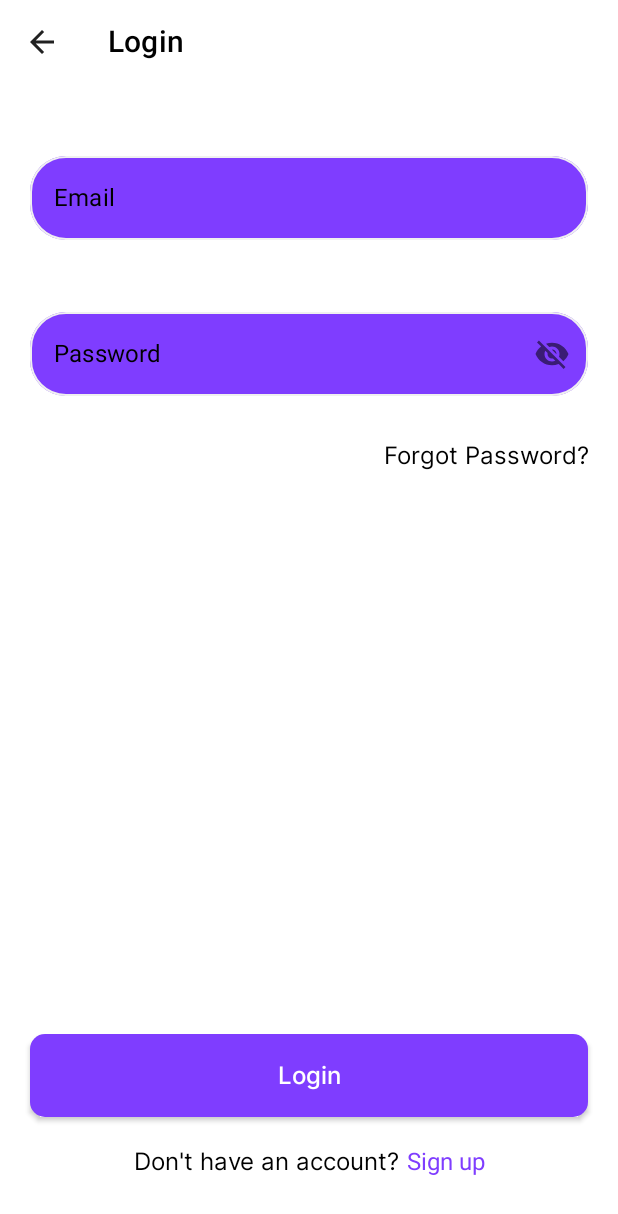
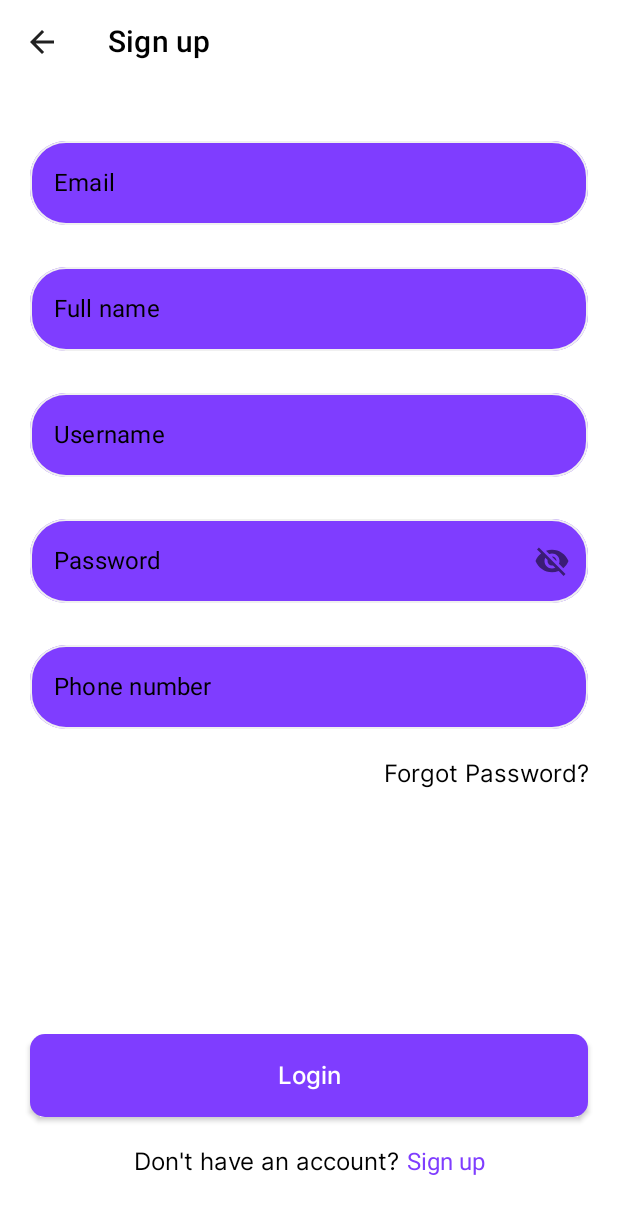
Before and after one commit to misterjedu/notalon, an Android app built with Jetpack Compose: the screen it shows after launch (MainActivity), after a tap on "Get Started", on a phone screen of 412 x 824 dp. Shown: the top 1214 px of the screen. Run offline under Robolectric (Android 15) with nearby library versions, the light colour scheme and no system bars.

Commit message:
signup form fields created

```diff
--- /dev/null
+++ b/app/src/main/java/ng/com/jedun/notalon/ui/auth/SignupFragment.kt
@@ -0,0 +1,170 @@
+package ng.com.jedun.notalon.ui.auth
+
+import android.os.Bundle
+import androidx.fragment.app.Fragment
+import android.view.LayoutInflater
+import android.view.View
+import android.view.ViewGroup
+import android.widget.Toast
+import androidx.compose.foundation.layout.*
+import androidx.compose.material.MaterialTheme
+import androidx.compose.material.Text
+import androidx.compose.runtime.getValue
+import androidx.compose.runtime.mutableStateOf
+import androidx.compose.runtime.saveable.rememberSaveable
+import androidx.compose.runtime.setValue
+import androidx.compose.ui.Alignment
+import androidx.compose.ui.Modifier
+import androidx.compose.ui.platform.ComposeView
+import androidx.compose.ui.res.stringResource
+import androidx.compose.ui.text.input.KeyboardType
+import androidx.compose.ui.text.style.TextAlign
+import androidx.compose.ui.unit.dp
+import androidx.navigation.fragment.findNavController
+import ng.com.jedun.notalon.R
+import ng.com.jedun.notalon.ui.composables.*
+import ng.com.jedun.notalon.ui.theme.NotalonTheme
+import ng.com.jedun.notalon.util.*
+
+
+class SignupFragment : Fragment() {
+
+    override fun onCreateView(
+        inflater: LayoutInflater, container: ViewGroup?,
+        savedInstanceState: Bundle?
+    ): View? {
+        val view = inflater.inflate(R.layout.fragment_signup, container, false)
+
+        view.findViewById<ComposeView>(R.id.fragment_signup_compose_view).setContent {
+            var email by rememberSaveable { mutableStateOf("") }
+            var name by rememberSaveable { mutableStateOf("") }
+            var username by rememberSaveable { mutableStateOf("") }
+            var password by rememberSaveable { mutableStateOf("") }
+            var phoneNumber by rememberSaveable { mutableStateOf("") }
+
+            NotalonTheme {
+                Column(
+                    modifier = Modifier
+                        .fillMaxSize(),
+                    verticalArrangement = Arrangement.SpaceBetween
+                ) {
+
+                    Column(
+                        horizontalAlignment = Alignment.CenterHorizontally,
+                    ) {
+                        //AppBar
+                        StandardNavigateUpAppBar(stringResource(R.string.sign_up)) {
+                            findNavController().popBackStack()
+                        }
+
+                        Column(
+                            verticalArrangement = Arrangement.SpaceBetween
+                        ) {
+
+                            Column(
+                                modifier = Modifier.padding(20.dp),
+                            ) {
+
+                                //Email
+                                SimpleOutlinedTextFieldSample(
+                                    "Email",
+                                    email,
+                                    placeholder = "abc@gmail.com",
+                                    keyboardType = KeyboardType.Email,
+                                    validator = validateEmail(email)
+                                ) {
+                                    email = it
+                                }
+
+                                //Full name
+                                SimpleOutlinedTextFieldSample(
+                                    "Full name",
+                                    name,
+                                    placeholder = "Ada Moyo",
+                                    keyboardType = KeyboardType.Text,
+                                    validator = validateFullName(name)
+                                ) {
+                                    name = it
+                                }
+
+                                //Username
+                                SimpleOutlinedTextFieldSample(
+                                    "Username",
+                                    username,
+                                    placeholder = "adayo",
+                                    keyboardType = KeyboardType.Text,
+                                    validator = validateUserName(username)
+                                ) {
+                                    username = it
+                                }
+
+                                //Password
+                                SimpleOutlinedTextFieldSample(
+                                    "Password",
+                                    password,
+                                    true,
+                                    placeholder = "********",
+                                    keyboardType = KeyboardType.Password,
+                                    validator = validatePassword(password)
+                                ) {
+                                    password = it
+                                }
+
+                                //Phone Number
+                                SimpleOutlinedTextFieldSample(
+                                    "Phone number",
+                                    phoneNumber,
+                                    placeholder = "08012345678",
+                                    keyboardType = KeyboardType.Phone,
+                                    validator = validatePhoneNumber(phoneNumber)
+                                ) {
+                                    phoneNumber = it
+                                }
+
+                                //Forgot password
+                                Text(
+                                    text = stringResource(R.string.forgot_password),
+                                    textAlign = TextAlign.End,
+                                    style = MaterialTheme.typography.body1,
+                                    modifier = Modifier
+                                        .fillMaxWidth()
+                                        .padding(vertical = 10.dp),
+                                )
+                            }
+                        }
+                    }
+
+
+                    Column(modifier = Modifier.padding(20.dp)) {
+
+                        NotalonButton(
+                            onClick = {
+                                Toast.makeText(
+                                    requireContext(),
+                                    "Hello",
+                                    Toast.LENGTH_SHORT
+                                ).show()
+                            },
+                            buttonType = NotalonButtonType.MATCHPARENT,
+                            text = stringResource(R.string.log_in)
+                        )
+
+                        AnnotatedClickableText(
+                            stringResource(id = R.string.dont_have_account_sign_up),
+                            stringResource(id = R.string.sign_up),
+                        ) {
+                            Toast.makeText(requireContext(), "Span", Toast.LENGTH_SHORT).show()
+                        }
+                    }
+                }
+            }
+
+
+
+        }
+
+        return view
+    }
+
+
+}
--- a/app/src/main/java/ng/com/jedun/notalon/ui/auth/WalkThroughFragment.kt
+++ b/app/src/main/java/ng/com/jedun/notalon/ui/auth/WalkThroughFragment.kt
@@ -6,6 +6,7 @@ import android.view.View
 import android.view.ViewGroup
 import androidx.compose.foundation.Image
 import androidx.compose.foundation.layout.*
+import androidx.compose.foundation.text.ClickableText
 import androidx.compose.material.MaterialTheme
 import androidx.compose.material.Text
 import androidx.compose.ui.Alignment
@@ -15,6 +16,8 @@ import androidx.compose.ui.layout.ContentScale
 import androidx.compose.ui.platform.ComposeView
 import androidx.compose.ui.res.painterResource
 import androidx.compose.ui.res.stringResource
+import androidx.compose.ui.text.AnnotatedString
+import androidx.compose.ui.text.TextStyle
 import androidx.compose.ui.text.style.TextAlign
 import androidx.compose.ui.unit.dp
 import androidx.fragment.app.Fragment
@@ -22,8 +25,9 @@ import androidx.navigation.fragment.findNavController
 import ng.com.jedun.notalon.R
 import ng.com.jedun.notalon.ui.composables.*
 import ng.com.jedun.notalon.ui.theme.NotalonTheme
+import ng.com.jedun.notalon.ui.theme.text_normal
 
-class WalkThroughFragment : Fragment() {
+class WalkThroughFragment : Fragment(), View.OnClickListener {
 
     override fun onCreateView(
         inflater: LayoutInflater,
@@ -78,15 +82,19 @@ class WalkThroughFragment : Fragment() {
                     Row {
                         Column {
                             NotalonButton(
-                                onClick = { navigateToLoginFragment() },
+                                onClick = { findNavController().navigate(R.id.signupFragment) },
                                 buttonType = NotalonButtonType.MATCHPARENT,
                                 text = stringResource(R.string.get_started)
                             )
-                            Text(
-                                text = stringResource(R.string.log_in),
-                                color = MaterialTheme.colors.primary,
-                                textAlign = TextAlign.Center,
-                                style = MaterialTheme.typography.body1,
+
+                            ClickableText(
+                                text = AnnotatedString(stringResource(R.string.log_in)),
+                                onClick = { findNavController().navigate(R.id.loginFragment) },
+                                style = TextStyle(
+                                    color = MaterialTheme.colors.primary,
+                                    fontSize = text_normal,
+                                    textAlign = TextAlign.Center,
+                                ),
                                 modifier = Modifier
                                     .fillMaxWidth()
                                     .padding(vertical = 20.dp),
@@ -103,4 +111,10 @@ class WalkThroughFragment : Fragment() {
     private fun navigateToLoginFragment() {
         findNavController().navigate(R.id.loginFragment)
     }
+
+    override fun onClick(v: View?) {
+        TODO("Not yet implemented")
+    }
+
+
 }
--- a/app/src/main/java/ng/com/jedun/notalon/ui/composables/EditTextComposable.kt
+++ b/app/src/main/java/ng/com/jedun/notalon/ui/composables/EditTextComposable.kt
@@ -31,9 +31,10 @@ fun SimpleOutlinedTextFieldSample(
     validator: Validator,
     onValueChange: (String) -> Unit,
 ) {
-    Column(modifier = Modifier.padding(vertical = 20.dp)) {
+    Column(modifier = Modifier.padding(vertical = 10.dp)) {
 
         var passwordVisibility by remember { mutableStateOf(false) }
+
         val icon = if (passwordVisibility) {
             painterResource(id = R.drawable.design_ic_visibility)
         } else {
@@ -74,11 +75,14 @@ fun SimpleOutlinedTextFieldSample(
             },
             visualTransformation = if (passwordVisibility && isPassword) PasswordVisualTransformation()
             else VisualTransformation.None,
+
             keyboardOptions = KeyboardOptions(
                 keyboardType = keyboardType
             ),
+
             isError = (!validator.isValidated && value.isNotBlank()),
         )
+
         if (!validator.isValidated && value.isNotBlank()) {
             Text(
                 text = validator.message,
@@ -89,7 +93,6 @@ fun SimpleOutlinedTextFieldSample(
         }
     }
 }
-
 
 
 //Text(
--- a/app/src/main/java/ng/com/jedun/notalon/util/Validators.kt
+++ b/app/src/main/java/ng/com/jedun/notalon/util/Validators.kt
@@ -3,15 +3,6 @@ package ng.com.jedun.notalon.util
 import ng.com.jedun.domain.Validator
 import java.util.regex.Matcher
 import java.util.regex.Pattern
-
-//Validate Pin
-fun validatePin(pin: String): Validator {
-    return if (pin.length >= 6) {
-        Validator("", true)
-    } else {
-        Validator("", false)
-    }
-}
 
 fun validatePassword(password: String): Validator {
     return if (password.length >= 6) {
@@ -33,3 +24,42 @@ fun validateEmail(email: String): Validator {
         Validator("Invalid Email", false)
     }
 }
+
+/** Validating phone number field */
+fun validatePhoneNumber(number: String): Validator {
+    val pattern: Pattern = Pattern.compile("[789][01][0-9]{8}")
+    val matcher: Matcher = pattern.matcher(number.trim())
+    val matchFound = matcher.matches()
+    return if (matchFound) {
+        Validator("", true)
+    } else {
+        Validator("Invalid Phone Number", false)
+    }
+}
+
+
+fun validateFullName(name: String): Validator {
+    val fullName = name.split(" ")
+    var firstName = ""
+    var lastName = ""
+
+    if (fullName.size >= 2) {
+        firstName = fullName[0]
+        lastName = fullName[1]
+    }
+    return if (firstName.isNotEmpty() && lastName.isNotEmpty()) {
+        Validator("", true)
+    } else {
+        Validator("Please, enter full name separated by a space", false)
+    }
+}
+
+
+/** Validating Name field */
+fun validateUserName(name: String): Validator {
+    return if (name.trim().length >= 3) {
+        Validator("", true)
+    } else {
+        Validator("Username must have 3 or more characters", false)
+    }
+}
--- /dev/null
+++ b/app/src/main/res/layout/fragment_signup.xml
@@ -0,0 +1,14 @@
+<?xml version="1.0" encoding="utf-8"?>
+<LinearLayout xmlns:android="http://schemas.android.com/apk/res/android"
+    xmlns:tools="http://schemas.android.com/tools"
+    android:layout_width="match_parent"
+    android:layout_height="match_parent"
+    android:orientation="vertical"
+    tools:context=".ui.auth.LoginFragment">
+
+    <androidx.compose.ui.platform.ComposeView
+        android:id="@+id/fragment_signup_compose_view"
+        android:layout_width="match_parent"
+        android:layout_height="match_parent" />
+
+</LinearLayout>
--- a/app/src/main/res/navigation/main_nav.xml
+++ b/app/src/main/res/navigation/main_nav.xml
@@ -15,4 +15,8 @@
         android:name="ng.com.jedun.notalon.ui.auth.LoginFragment"
         android:label="fragment_login"
         tools:layout="@layout/fragment_login" />
+    <fragment
+        android:id="@+id/signupFragment"
+        android:name="ng.com.jedun.notalon.ui.auth.SignupFragment"
+        android:label="SignupFragment" />
 </navigation>
--- a/app/src/main/res/values/strings.xml
+++ b/app/src/main/res/values/strings.xml
@@ -14,6 +14,8 @@
     <string name="walk_through_text"> Contrary to popular belief, Lorem Ipsum is not simply random text. It has roots in a piece of classical Latin literature</string>
     <string name="forgot_password">Forgot Password?</string>
     <string name="dont_have_account_sign_up">Don\'t have an account? </string>
+    <!-- TODO: Remove or change this placeholder text -->
+    <string name="hello_blank_fragment">Hello blank fragment</string>
 
 
 </resources>
```
